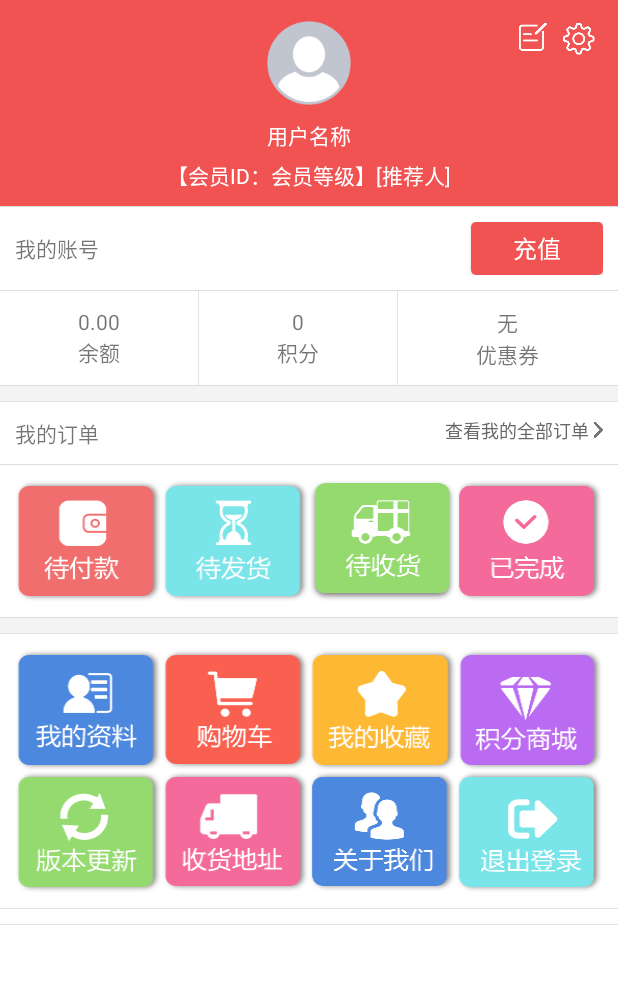
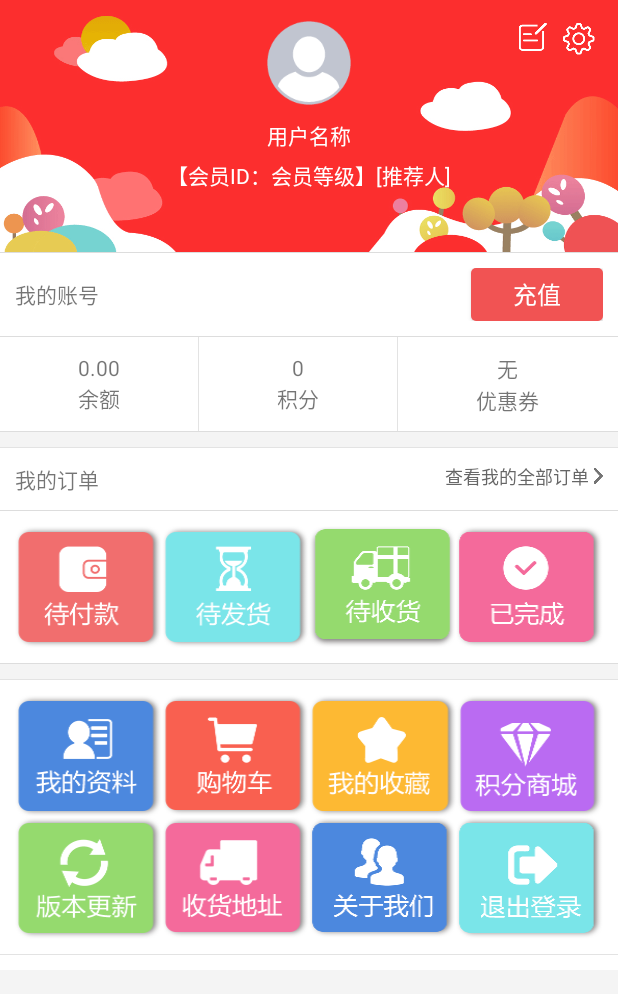
Before and after one commit to jingangdan/DQLiuHe, an Android app: the layout fragment_memcen.xml on its own in the app's theme, with its tools: preview values and no code run, on a phone screen of 412 x 824 dp. Shown: the top 994 px of the screen. Run offline under Robolectric (Android 15) with nearby library versions, the phone set to English and light mode, and no system bars; network calls fail.

Commit message:
jingang03

```diff
--- a/app/src/main/java/com/dq/liuhe/fragment/FMForum.java
+++ b/app/src/main/java/com/dq/liuhe/fragment/FMForum.java
@@ -50,8 +50,6 @@ public class FMForum extends BaseFragment implements ViewPager.OnPageChangeListe
     TextView tvForumTitle;
     @Bind(R.id.tv_forum_publish)
     TextView tvForumPublish;
-
-
 
     private String[] titles;
     private List<Fragment> fragments = new ArrayList<>();
--- a/app/src/main/java/com/dq/liuhe/fragment/FMMemCen.java
+++ b/app/src/main/java/com/dq/liuhe/fragment/FMMemCen.java
@@ -202,7 +202,7 @@ public class FMMemCen extends BaseFragment implements
         ButterKnife.bind(this, view);
         tvNologinTitle.setText("个人中心");
 
-        initWaveView();
+//        initWaveView();
         isLogin();
         pullToRefreshView.setOnHeaderRefreshListener(this);
         pullToRefreshView.setOnFooterRefreshListener(this);
--- a/app/src/main/java/com/dq/liuhe/rollpagerview/ImageLoopAdapter.java
+++ b/app/src/main/java/com/dq/liuhe/rollpagerview/ImageLoopAdapter.java
@@ -19,7 +19,7 @@ public class ImageLoopAdapter extends LoopPagerAdapter {
     private Context mContext;
     private List<Index2.DataBean.ChildBean> bannerBeans;
 
-    public ImageLoopAdapter(RollPagerView viewPager, Context mContext, List<Index2.DataBean.ChildBean> bannerBeans) {
+    public ImageLoopAdapter(RollPagerView viewPager , Context mContext, List<Index2.DataBean.ChildBean> bannerBeans) {
         super(viewPager);
         this.mContext = mContext;
         this.bannerBeans = bannerBeans;
@@ -27,15 +27,13 @@ public class ImageLoopAdapter extends LoopPagerAdapter {
 
     @Override
     public View getView(ViewGroup container, int position) {
-
         ImageView view = new ImageView(container.getContext());
         view.setScaleType(ImageView.ScaleType.CENTER_CROP);
         view.setLayoutParams(new ViewGroup.LayoutParams(ViewGroup.LayoutParams.MATCH_PARENT, ViewGroup.LayoutParams.WRAP_CONTENT));
 
-        ImageUtils.loadIntoUseFitWidths(mContext,
+        ImageUtils.loadIntoUseFitWidth2(mContext,
                 bannerBeans.get(position).getThumb(),
                 R.mipmap.icon_empty002,
-                R.mipmap.icon_error002,
                 view);
 
         return view;
--- a/app/src/main/java/com/dq/liuhe/ui/order/OrderRefundActivity.java
+++ b/app/src/main/java/com/dq/liuhe/ui/order/OrderRefundActivity.java
@@ -32,7 +32,6 @@ import butterknife.OnClick;
  * 退款
  * Created by jingang on 2018/1/26.
  */
-
 public class OrderRefundActivity extends BaseActivity {
     @Bind(R.id.tv_refund_price)
     TextView tvRefundPrice;
@@ -62,7 +61,6 @@ public class OrderRefundActivity extends BaseActivity {
     /*接口地址*/
     private String MD5_PATH = "", PATH = "";
     private RequestParams params = null;
-
 
     private String reason = "", UTF_reason = "";
 
--- a/app/src/main/res/layout/fragment_memcen.xml
+++ b/app/src/main/res/layout/fragment_memcen.xml
@@ -40,8 +40,8 @@
                     <!--头像、名称-->
                     <FrameLayout
                         android:layout_width="match_parent"
-                        android:layout_height="wrap_content"
-                        android:background="#F15353">
+                        android:layout_height="168dp"
+                        android:background="@mipmap/ic_header_background">
 
                         <LinearLayout
                             android:layout_width="match_parent"
--- a/app/src/main/res/layout/include_mc_menu.xml
+++ b/app/src/main/res/layout/include_mc_menu.xml
@@ -16,19 +16,19 @@
         android:orientation="vertical">
 
         <LinearLayout
-            android:gravity="center"
             android:layout_width="match_parent"
             android:layout_height="wrap_content"
+            android:gravity="center"
             android:orientation="horizontal"
-            android:paddingTop="@dimen/x15"
             android:paddingLeft="@dimen/x15"
-            android:paddingRight="@dimen/x15">
+            android:paddingRight="@dimen/x15"
+            android:paddingTop="@dimen/x15">
 
             <Button
                 android:id="@+id/but_mc_menu1"
                 style="@style/text_main"
                 android:layout_weight="1"
-                android:background="@mipmap/icon_mc_wdzl"/>
+                android:background="@mipmap/icon_mc_wdzl" />
 
             <Button
                 android:id="@+id/but_mc_menu2"
@@ -51,9 +51,9 @@
         </LinearLayout>
 
         <LinearLayout
-            android:gravity="center"
             android:layout_width="match_parent"
             android:layout_height="wrap_content"
+            android:gravity="center"
             android:orientation="horizontal"
             android:paddingBottom="@dimen/x15"
             android:paddingLeft="@dimen/x15"
@@ -64,6 +64,7 @@
                 style="@style/text_main"
                 android:layout_weight="1"
                 android:background="@mipmap/icon_mc_version" />
+
             <Button
                 android:id="@+id/but_mc_menu12"
                 style="@style/text_main"
@@ -98,48 +99,51 @@
     <View
         android:layout_width="match_parent"
         android:layout_height="0.8dp"
-        android:background="#E3E3E3" />
+        android:background="#E3E3E3"
+        android:visibility="gone" />
 
     <LinearLayout
-        android:gravity=""
         android:layout_width="match_parent"
         android:layout_height="wrap_content"
+        android:gravity="center"
         android:orientation="horizontal"
-        android:padding="@dimen/x15">
+        android:padding="@dimen/x15"
+        android:visibility="gone">
 
 
         <Button
-            android:visibility="invisible"
             android:id="@+id/but_mc_menu4"
             style="@style/text_main"
             android:layout_weight="1"
             android:background="@null"
             android:drawableTop="@mipmap/ic_menu005"
-            android:text="我的足迹" />
+            android:text="我的足迹"
+            android:visibility="invisible" />
 
         <Button
-            android:visibility="invisible"
             android:id="@+id/but_mc_menu5"
             style="@style/text_main"
             android:layout_weight="1"
             android:background="@null"
             android:drawableTop="@mipmap/ic_menu006"
-            android:text="优惠券" />
+            android:text="优惠券"
+            android:visibility="invisible" />
 
         <Button
-            android:visibility="invisible"
             android:id="@+id/but_mc_menu0"
             style="@style/text_main"
             android:layout_weight="1"
             android:background="@null"
             android:drawableTop="@mipmap/ic_menu001"
-            android:text="分销中心" />
+            android:text="分销中心"
+            android:visibility="invisible" />
+
         <Button
-            android:visibility="invisible"
             android:id="@+id/but_mc_collect"
             style="@style/text_main"
             android:layout_weight="1"
-            android:background="@mipmap/icon_mc_wdsc" />
+            android:background="@mipmap/icon_mc_wdsc"
+            android:visibility="invisible" />
 
     </LinearLayout>
 
--- a/app/src/main/res/layout/item_menu.xml
+++ b/app/src/main/res/layout/item_menu.xml
@@ -8,14 +8,14 @@
 
     <ImageView
         android:id="@+id/iv_item_goods_img"
-        android:layout_width="@dimen/x72"
-        android:layout_height="@dimen/x72" />
+        android:layout_width="36dp"
+        android:layout_height="36dp"/>
 
     <TextView
         android:id="@+id/tv_item_goods_name"
         android:textColor="#333333"
         android:layout_width="wrap_content"
         android:layout_height="wrap_content"
-        android:textSize="@dimen/x24" />
+        android:textSize="12dp" />
 
 </LinearLayout>
```
Also changed, not shown: app/src/main/java/com/dq/liuhe/adapter/index/MenuAdapter.java (+11 -6 lines), app/src/main/java/com/dq/liuhe/utils/ImageUtils.java (+27 -0 lines), app/src/main/res/mipmap-hdpi/ic_header_background.png (added), 1 other file.
